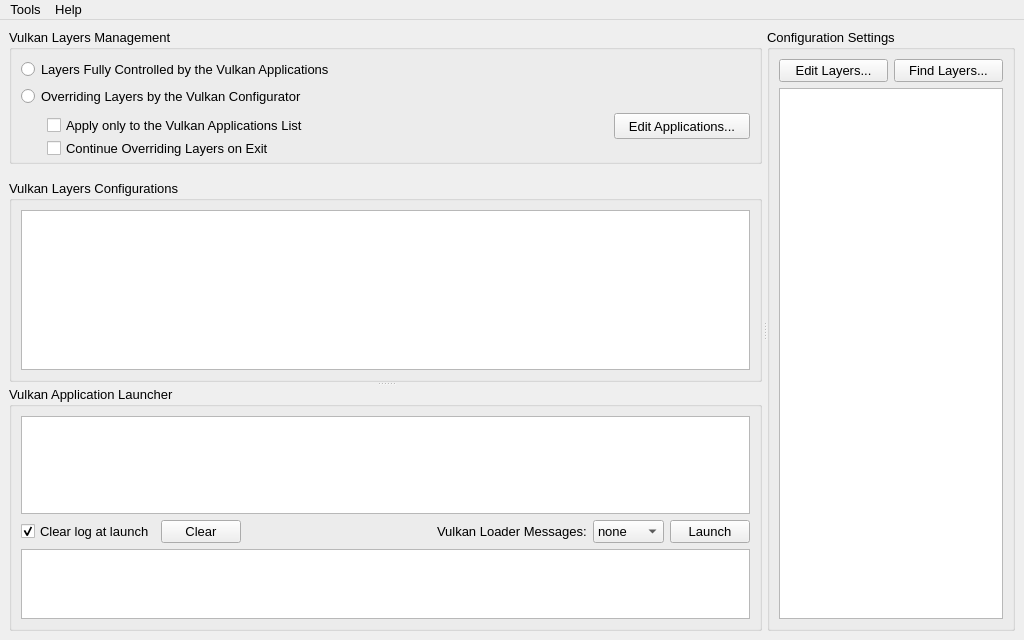
Above: vkconfig/mainwindow.ui from LunarG/VulkanTools before the change. Below: the same form after it.
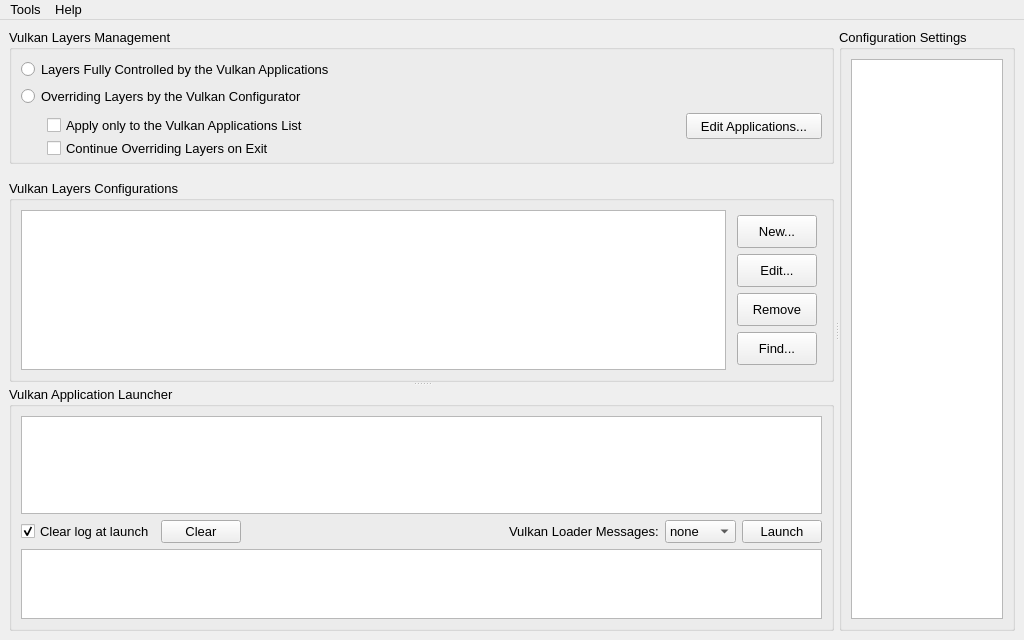
That is the form after the change.

Commit message: vkconfig: Add button to create a new layers configuration

```diff
--- a/vkconfig/mainwindow.ui
+++ b/vkconfig/mainwindow.ui
@@ -239,6 +239,8 @@
              <number>6</number>
             </property>
             <item row="0" column="0">
+             <layout class="QHBoxLayout" name="horizontalLayout_2">
+              <item>
              <widget class="QTreeWidget" name="configuration_tree">
               <property name="font">
                <font>
@@ -276,6 +278,100 @@
               </column>
              </widget>
             </item>
+              <item>
+               <layout class="QVBoxLayout" name="verticalLayout">
+                <property name="leftMargin">
+                 <number>5</number>
+                </property>
+                <property name="topMargin">
+                 <number>5</number>
+                </property>
+                <property name="rightMargin">
+                 <number>5</number>
+                </property>
+                <property name="bottomMargin">
+                 <number>5</number>
+                </property>
+                <item>
+                 <widget class="QPushButton" name="push_button_new">
+                  <property name="sizePolicy">
+                   <sizepolicy hsizetype="Minimum" vsizetype="Expanding">
+                    <horstretch>0</horstretch>
+                    <verstretch>0</verstretch>
+                   </sizepolicy>
+                  </property>
+                  <property name="maximumSize">
+                   <size>
+                    <width>16777215</width>
+                    <height>16777215</height>
+                   </size>
+                  </property>
+                  <property name="text">
+                   <string>New...</string>
+                  </property>
+                 </widget>
+                </item>
+                <item>
+                 <widget class="QPushButton" name="push_button_edit">
+                  <property name="sizePolicy">
+                   <sizepolicy hsizetype="Minimum" vsizetype="Expanding">
+                    <horstretch>0</horstretch>
+                    <verstretch>0</verstretch>
+                   </sizepolicy>
+                  </property>
+                  <property name="font">
+                   <font>
+                    <family>Arial</family>
+                    <pointsize>10</pointsize>
+                   </font>
+                  </property>
+                  <property name="text">
+                   <string>Edit...</string>
+                  </property>
+                 </widget>
+                </item>
+                <item>
+                 <widget class="QPushButton" name="push_button_remove">
+                  <property name="sizePolicy">
+                   <sizepolicy hsizetype="Minimum" vsizetype="Expanding">
+                    <horstretch>0</horstretch>
+                    <verstretch>0</verstretch>
+                   </sizepolicy>
+                  </property>
+                  <property name="maximumSize">
+                   <size>
+                    <width>16777215</width>
+                    <height>16777215</height>
+                   </size>
+                  </property>
+                  <property name="text">
+                   <string>Remove</string>
+                  </property>
+                 </widget>
+                </item>
+                <item>
+                 <widget class="QPushButton" name="push_button_find">
+                  <property name="sizePolicy">
+                   <sizepolicy hsizetype="Minimum" vsizetype="Expanding">
+                    <horstretch>0</horstretch>
+                    <verstretch>0</verstretch>
+                   </sizepolicy>
+                  </property>
+                  <property name="font">
+                   <font>
+                    <family>Arial</family>
+                    <pointsize>10</pointsize>
+                   </font>
+                  </property>
+                  <property name="text">
+                   <string>Find...</string>
+                  </property>
+                 </widget>
+                </item>
+               </layout>
+              </item>
+             </layout>
+            </item>
            </layout>
           </widget>
          </item>
@@ -523,7 +619,7 @@
          <property name="topMargin">
           <number>9</number>
          </property>
-         <item row="2" column="0">
+         <item row="1" column="0">
           <widget class="QTreeWidget" name="settings_tree">
            <property name="font">
             <font>
@@ -568,36 +664,6 @@
            </column>
           </widget>
          </item>
-         <item row="0" column="0">
-          <layout class="QGridLayout" name="gridLayout_5">
-           <item row="1" column="2">
-            <widget class="QPushButton" name="push_button_select_layers">
-             <property name="font">
-              <font>
-               <family>Arial</family>
-               <pointsize>10</pointsize>
-              </font>
-             </property>
-             <property name="text">
-              <string>Edit Layers...</string>
-             </property>
-            </widget>
-           </item>
-           <item row="1" column="3">
-            <widget class="QPushButton" name="push_button_find_layers">
-             <property name="font">
-              <font>
-               <family>Arial</family>
-               <pointsize>10</pointsize>
-              </font>
-             </property>
-             <property name="text">
-              <string>Find Layers...</string>
-             </property>
-            </widget>
-           </item>
-          </layout>
-         </item>
         </layout>
        </widget>
       </widget>
```
Lines whose indentation alone changed are shown as unchanged. The commit also changes 4 other files.
